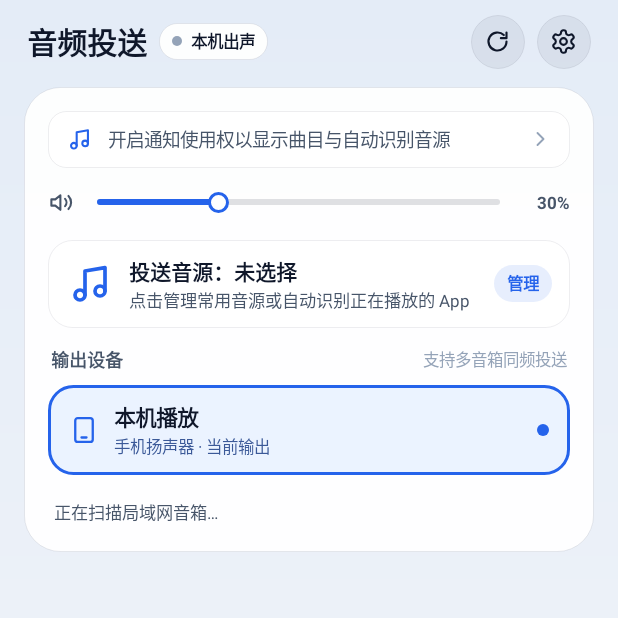
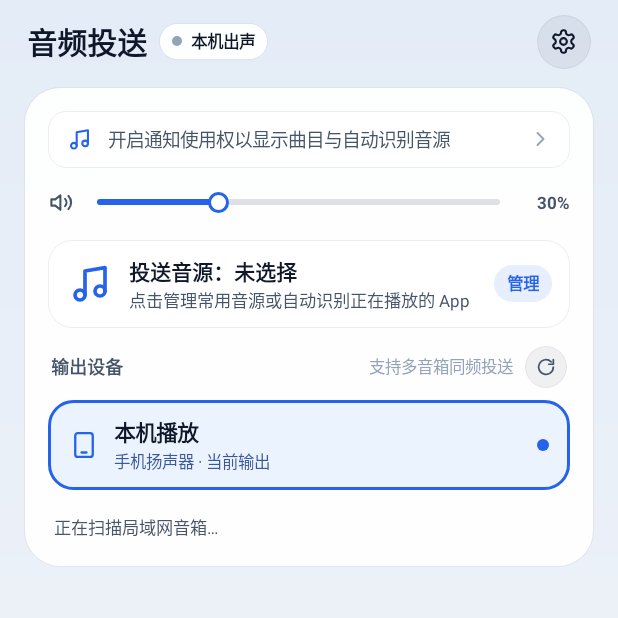
Before and after one commit to JasirVoriya/cozyting, an Android app: the screen it shows after launch (MainActivity), on a phone screen of 412 x 824 dp, the top half of it. Run offline under Robolectric (Android 15) with nearby library versions, the phone set to English and light mode, and no system bars; 2 statements that could not run were skipped.

Commit message:
feat(android,design): move device refresh button into Output Devices header

```diff
--- a/android/app/src/main/java/com/miplay/sender/MainActivity.kt
+++ b/android/app/src/main/java/com/miplay/sender/MainActivity.kt
@@ -315,15 +315,9 @@ class MainActivity : Activity() {
         titleWrap.addView(statusPill)
         topBar.addView(titleWrap)
 
-        refreshBtn = UiComponents.iconCircleButton(this, palette, R.drawable.ic_ui_refresh, "重新发现设备") {
-            discover()
-        }.apply {
-            (layoutParams as LinearLayout.LayoutParams).marginEnd = dp(8)
-        }
         val settingsBtn = UiComponents.iconCircleButton(this, palette, R.drawable.ic_ui_settings, "设置") {
             startActivityForResult(Intent(this, SettingsActivity::class.java), REQ_SETTINGS)
         }
-        topBar.addView(refreshBtn)
         topBar.addView(settingsBtn)
         content.addView(topBar)
 
@@ -776,7 +770,32 @@ class MainActivity : Activity() {
             textSize = 11f
             setTextColor(palette.textTertiary)
         }
+        val refreshSize = dp(28)
+        refreshBtn = FrameLayout(this).apply {
+            layoutParams = LinearLayout.LayoutParams(refreshSize, refreshSize).apply {
+                marginStart = dp(8)
+            }
+            background = UiComponents.rippleSurface(
+                fillColor = palette.controlSurface,
+                radiusPx = refreshSize / 2f,
+                rippleColor = palette.ripple,
+                strokeColor = palette.panelBorder,
+                strokeWidthPx = dp(1).coerceAtLeast(1),
+            )
+            isClickable = true
+            isFocusable = true
+            contentDescription = "重新发现输出设备"
+            setOnClickListener { discover() }
+            addView(
+                ImageView(this@MainActivity).apply {
+                    setImageResource(R.drawable.ic_ui_refresh)
+                    setColorFilter(palette.textSecondary)
+                    layoutParams = FrameLayout.LayoutParams(dp(15), dp(15), Gravity.CENTER)
+                },
+            )
+        }
         devHeader.addView(deviceCountView)
+        devHeader.addView(refreshBtn)
         mainCard.addView(devHeader)
 
         deviceList = LinearLayout(this).apply { orientation = LinearLayout.VERTICAL }
```
Also changed, not shown: 1 other file.
